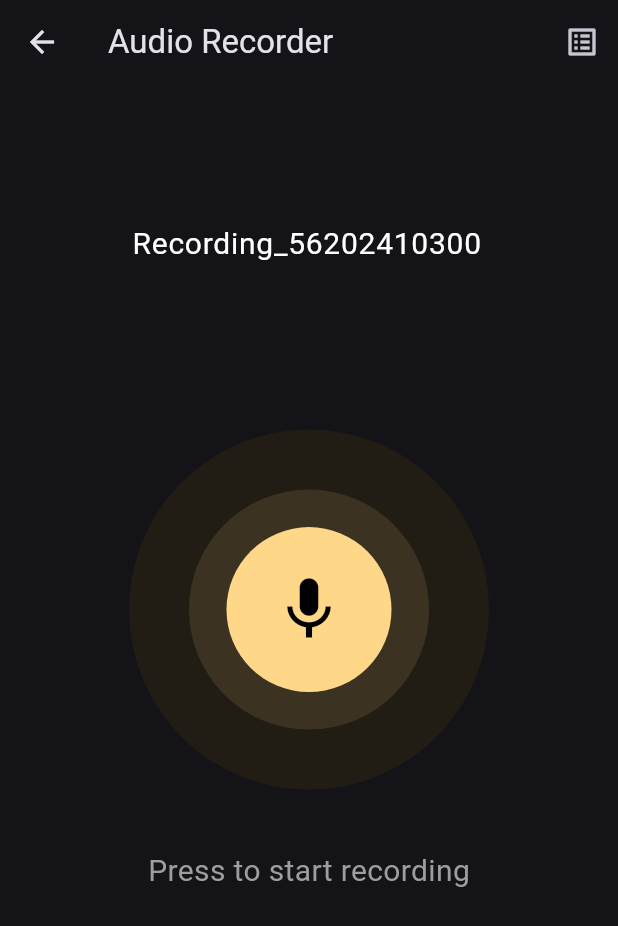
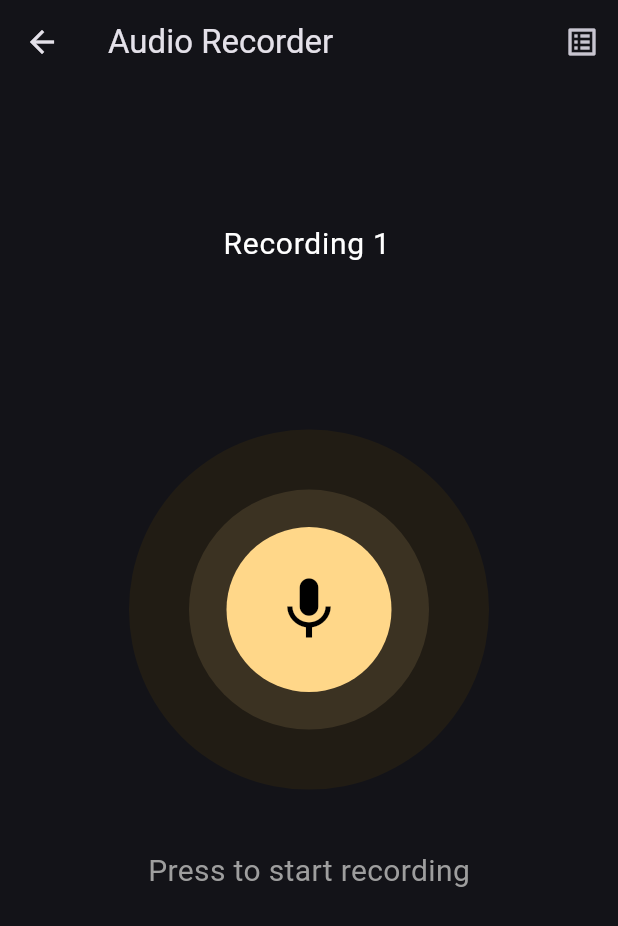
Before and after one commit to kai63001/SummarizeIt, a Flutter app: the screen it shows after launch, after a tap on "Record Audio", on a phone screen of 412 x 824 dp. Shown: the top 926 px of the screen. Run offline on Flutter 3.47's test engine with Material 3 defaults, Android fonts, the light colour scheme and no system bars; our stand-ins replace audioplayers, device_info_plus, flutter_bloc, flutter_local_notifications, html_unescape, quickalert and 1 more; missing offline and left inert: app_tutorial, ffmpeg_kit_flutter, purchases_flutter, purchases_ui_flutter, record.

Commit message:
feat: add tutorail audio record

```diff
--- a/flutter/lib/page/record_audio/record_audio_page.dart
+++ b/flutter/lib/page/record_audio/record_audio_page.dart
@@ -1,5 +1,6 @@
 import 'dart:async';
 
+import 'package:app_tutorial/app_tutorial.dart';
 import 'package:flutter/material.dart';
 import 'package:flutter/services.dart';
 import 'package:flutter_bloc/flutter_bloc.dart';
@@ -8,8 +9,10 @@
 import 'package:record/record.dart';
 // ignore: depend_on_referenced_packages
 import 'package:path/path.dart' as p;
+import 'package:shared_preferences/shared_preferences.dart';
 import 'package:sumarizeit/page/record_audio/widget/list_recording_file.dart';
 import 'package:sumarizeit/store/recording_store.dart';
+import 'package:sumarizeit/tutorial/tutorial_component.dart';
 
 class RecordAudioPage extends StatefulWidget {
   const RecordAudioPage({super.key});
@@ -21,6 +24,7 @@
 class _RecordAudioPageState extends State<RecordAudioPage> {
   late final AudioRecorder _audioRecorder;
   String _nameFile = 'RecordingFile';
+  String _displayName = 'RecordingFile';
   Timer? _timer;
   String _path = '';
   int _recordDuration = 0;
@@ -30,9 +34,63 @@
   final _controllerTextName = TextEditingController(text: 'RecordingFile');
   late FlutterLocalNotificationsPlugin flutterLocalNotificationsPlugin;
 
+  final textRecoringKey = GlobalKey();
+  final recordKey = GlobalKey();
+  final listRecordKey = GlobalKey();
+  List<TutorialItem> items = [];
+
+  void initItems() {
+    items.addAll({
+      TutorialItem(
+        globalKey: textRecoringKey,
+        color: Colors.black.withOpacity(0.8),
+        shapeFocus: ShapeFocus.roundedSquare,
+        child: const TutorialItemContent(
+          title: 'Recording Name',
+          content: 'You can change the recording name here',
+        ),
+      ),
+      TutorialItem(
+        globalKey: recordKey,
+        color: Colors.black.withOpacity(0.8),
+        shapeFocus: ShapeFocus.oval,
+        child: const TutorialItemContent(
+          title: 'Record Button',
+          content: 'Press to start recording',
+        ),
+      ),
+      TutorialItem(
+        globalKey: listRecordKey,
+        color: Colors.black.withOpacity(0.8),
+        shapeFocus: ShapeFocus.oval,
+        child: const TutorialItemContent(
+          title: 'List Recording',
+          content: 'You can see the list of your recording here',
+        ),
+      ),
+    });
+  }
+
+  Future<void> _tutorail() async {
+    final prefs = await SharedPreferences.getInstance();
+    bool doneTutorial = prefs.getBool('doneTutorialAudio') ?? false;
+    if (doneTutorial) {
+      return;
+    }
+
+    initItems();
+    Future.delayed(const Duration(microseconds: 200)).then((value) {
+      Tutorial.showTutorial(context, items, onTutorialComplete: () {
+        HapticFeedback.heavyImpact();
+        prefs.setBool('doneTutorialAudio', true);
+      });
+    });
+  }
+
   @override
   void initState() {
     super.initState();
+    _tutorail();
     _audioRecorder = AudioRecorder();
     _recordSub = _audioRecorder.onStateChanged().listen((recordState) {
       _updateRecordState(recordState);
@@ -58,10 +116,20 @@
 
   Future<void> _generateFileName() async {
     final now = DateTime.now();
+    List<Map<String, dynamic>> nameList = context.read<RecordingStore>().state;
+    int count = 1;
+    // name of file auto increment and check if file name is exist
+    for (int i = 0; i < nameList.length; i++) {
+      if (nameList[i]['name'] == 'Recording $count') {
+        count++;
+        i = 0;
+      }
+    }
     setState(() {
       _nameFile =
           'Recording_${now.day}${now.month}${now.year}${now.hour}${now.minute}${now.second}';
-      _controllerTextName.text = _nameFile;
+      _displayName = 'Recording $count';
+      _controllerTextName.text = _displayName;
     });
   }
 
@@ -78,7 +146,7 @@
       case RecordState.stop:
         String randomUUID = DateTime.now().millisecondsSinceEpoch.toString();
         context.read<RecordingStore>().add(
-            '{"id": "$randomUUID","name":"$_nameFile", "duration":"$_recordDuration", "date":"${DateTime.now()}", "path":"$_path"}');
+            '{"id": "$randomUUID","displayName": "$_displayName","name":"$_nameFile", "duration":"$_recordDuration", "date":"${DateTime.now()}", "path":"$_path"}');
         _timer?.cancel();
         _recordDuration = 0;
         _generateFileName();
@@ -214,13 +282,18 @@
     return Scaffold(
       appBar: AppBar(
         title: const Text('Audio Recorder'),
-        actions: [CustomBottomSheet(parentContext: context)],
+        actions: [
+          Container(
+              key: listRecordKey,
+              child: CustomBottomSheet(parentContext: context))
+        ],
       ),
       body: Column(
         mainAxisAlignment: MainAxisAlignment.start,
         children: <Widget>[
           SizedBox(height: screenHeight * 0.1),
           TextField(
+            key: textRecoringKey,
             controller: _controllerTextName,
             readOnly: _recordState != RecordState.stop,
             decoration: const InputDecoration(
@@ -234,7 +307,7 @@
             ),
             onChanged: (value) {
               setState(() {
-                _nameFile = value;
+                _displayName = value;
               });
             },
           ),
@@ -305,6 +378,7 @@
         GestureDetector(
           onTap: startRecording,
           child: Container(
+            key: recordKey,
             decoration: BoxDecoration(
               color: const Color.fromARGB(255, 33, 28, 20),
               borderRadius: BorderRadius.circular(200),
--- a/flutter/lib/page/record_audio/widget/list_recording_file.dart
+++ b/flutter/lib/page/record_audio/widget/list_recording_file.dart
@@ -40,7 +40,7 @@
                           return const ListTile(title: Text('No recording'));
                         }
                         return ListTile(
-                            title: Text(state[index]['name'] ?? 'No title',
+                            title: Text(state[index]['displayName'] ?? 'No title',
                                 style: const TextStyle(color: Colors.white)),
                             subtitle: _buildTimer(
                                 int.parse(state[index]['duration'].toString())),
@@ -53,6 +53,9 @@
                                       builder: (context) => PlayAudioPage(
                                             id: state[index]['id'],
                                             name: state[index]['name'] ??
+                                                'No title',
+                                            displayName: state[index]
+                                                    ['displayName'] ??
                                                 'No title',
                                             audioPath: state[index]['path'],
                                             duration: state[index]['duration'],
--- a/flutter/lib/page/youtube_summary/youtube_summary_page.dart
+++ b/flutter/lib/page/youtube_summary/youtube_summary_page.dart
@@ -27,7 +27,6 @@
   };
 
   List<TutorialItem> items = [];
-  List<TutorialItem> items2 = [];
 
   final textSummaryKey = GlobalKey();
   final summitKey = GlobalKey();
@@ -71,7 +70,6 @@
         // print('Tutorial is complete!');
         HapticFeedback.heavyImpact();
 
-        HapticFeedback.heavyImpact();
         Navigator.pushAndRemoveUntil(
           context,
           MaterialPageRoute(
```
Also changed, not shown: flutter/lib/page/record_audio/play_audio_page.dart (+21 -2 lines), flutter/lib/store/recording_store.dart (+14 -0 lines).
